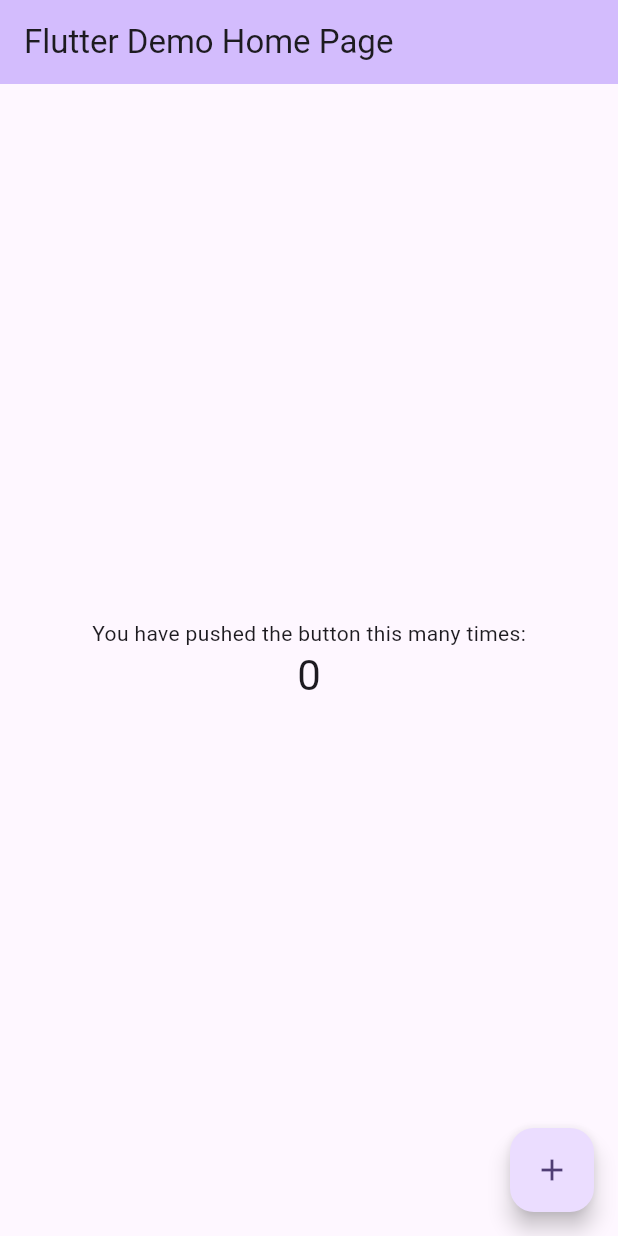
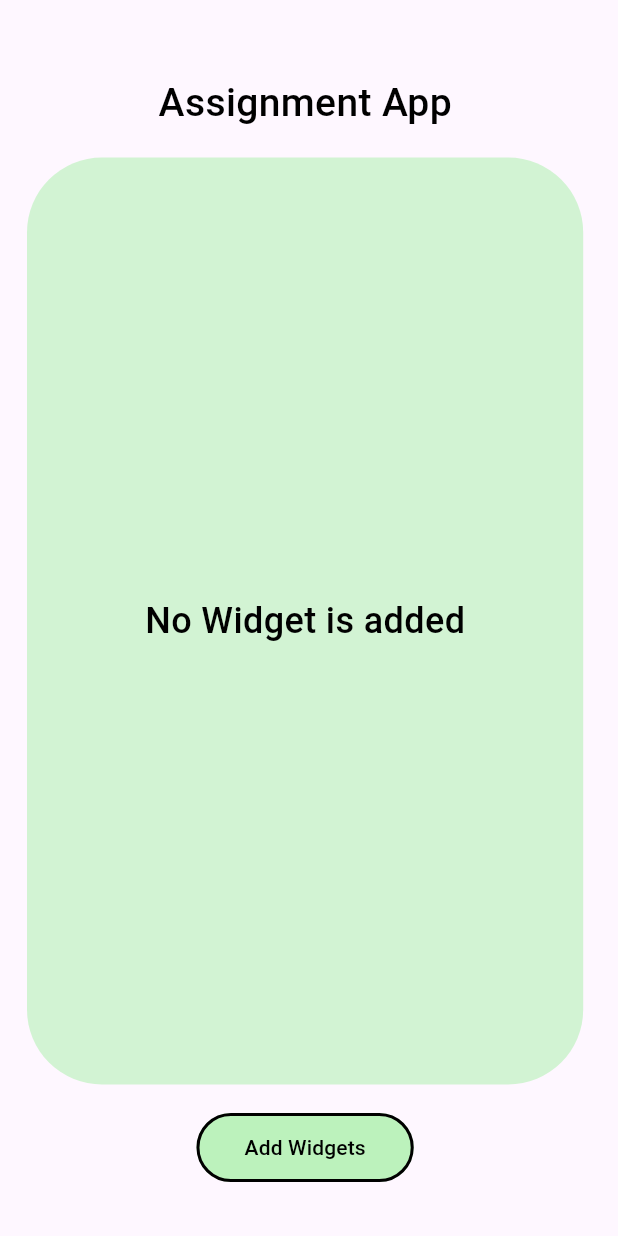
Before and after one commit to Azad99-9/ubixstar, a Flutter app: the screen it shows after launch, on a phone screen of 412 x 824 dp. Run offline on Flutter 3.47's test engine with Material 2 defaults, Android fonts, the phone set to English and light mode, and no system bars; our stand-ins replace firebase_core, firebase_database, firebase_storage, image_picker; accounts and stored records are empty.

Commit message:
assignment completed

```diff
--- a/lib/main.dart
+++ b/lib/main.dart
@@ -1,6 +1,13 @@
 import 'package:flutter/material.dart';
+import 'firebase_options.dart';
+import 'package:firebase_core/firebase_core.dart';
+import 'package:ubixstar/pages/home.dart';
 
-void main() {
+void main() async {
+  WidgetsFlutterBinding.ensureInitialized();
+  await Firebase.initializeApp(
+    options: DefaultFirebaseOptions.currentPlatform,
+  );
   runApp(const MyApp());
 }
 
@@ -11,6 +18,7 @@ class MyApp extends StatelessWidget {
   @override
   Widget build(BuildContext context) {
     return MaterialApp(
+      debugShowCheckedModeBanner: false,
       title: 'Flutter Demo',
       theme: ThemeData(
         // This is the theme of your application.
@@ -31,95 +39,7 @@ class MyApp extends StatelessWidget {
         colorScheme: ColorScheme.fromSeed(seedColor: Colors.deepPurple),
         useMaterial3: true,
       ),
-      home: const MyHomePage(title: 'Flutter Demo Home Page'),
+      home: AssignmentApp()
     );
   }
 }
-
-class MyHomePage extends StatefulWidget {
-  const MyHomePage({super.key, required this.title});
-
-  // This widget is the home page of your application. It is stateful, meaning
-  // that it has a State object (defined below) that contains fields that affect
-  // how it looks.
-
-  // This class is the configuration for the state. It holds the values (in this
-  // case the title) provided by the parent (in this case the App widget) and
-  // used by the build method of the State. Fields in a Widget subclass are
-  // always marked "final".
-
-  final String title;
-
-  @override
-  State<MyHomePage> createState() => _MyHomePageState();
-}
-
-class _MyHomePageState extends State<MyHomePage> {
-  int _counter = 0;
-
-  void _incrementCounter() {
-    setState(() {
-      // This call to setState tells the Flutter framework that something has
-      // changed in this State, which causes it to rerun the build method below
-      // so that the display can reflect the updated values. If we changed
-      // _counter without calling setState(), then the build method would not be
-      // called again, and so nothing would appear to happen.
-      _counter++;
-    });
-  }
-
-  @override
-  Widget build(BuildContext context) {
-    // This method is rerun every time setState is called, for instance as done
-    // by the _incrementCounter method above.
-    //
-    // The Flutter framework has been optimized to make rerunning build methods
-    // fast, so that you can just rebuild anything that needs updating rather
-    // than having to individually change instances of widgets.
-    return Scaffold(
-      appBar: AppBar(
-        // TRY THIS: Try changing the color here to a specific color (to
-        // Colors.amber, perhaps?) and trigger a hot reload to see the AppBar
-        // change color while the other colors stay the same.
-        backgroundColor: Theme.of(context).colorScheme.inversePrimary,
-        // Here we take the value from the MyHomePage object that was created by
-        // the App.build method, and use it to set our appbar title.
-        title: Text(widget.title),
-      ),
-      body: Center(
-        // Center is a layout widget. It takes a single child and positions it
-        // in the middle of the parent.
-        child: Column(
-          // Column is also a layout widget. It takes a list of children and
-          // arranges them vertically. By default, it sizes itself to fit its
-          // children horizontally, and tries to be as tall as its parent.
-          //
-          // Column has various properties to control how it sizes itself and
-          // how it positions its children. Here we use mainAxisAlignment to
-          // center the children vertically; the main axis here is the vertical
-          // axis because Columns are vertical (the cross axis would be
-          // horizontal).
-          //
-          // TRY THIS: Invoke "debug painting" (choose the "Toggle Debug Paint"
-          // action in the IDE, or press "p" in the console), to see the
-          // wireframe for each widget.
-          mainAxisAlignment: MainAxisAlignment.center,
-          children: <Widget>[
-            const Text(
-              'You have pushed the button this many times:',
-            ),
-            Text(
-              '$_counter',
-              style: Theme.of(context).textTheme.headlineMedium,
-            ),
-          ],
-        ),
-      ),
-      floatingActionButton: FloatingActionButton(
-        onPressed: _incrementCounter,
-        tooltip: 'Increment',
-        child: const Icon(Icons.add),
-      ), // This trailing comma makes auto-formatting nicer for build methods.
-    );
-  }
-}
--- /dev/null
+++ b/lib/pages/home.dart
@@ -0,0 +1,234 @@
+import 'dart:io';
+
+import 'package:firebase_core/firebase_core.dart';
+import 'package:firebase_database/firebase_database.dart';
+import 'package:flutter/material.dart';
+import 'package:ubixstar/pages/widget_selection_page.dart';
+import 'package:image_picker/image_picker.dart';
+import 'package:ubixstar/services/image_wiget_services.dart';
+import 'package:ubixstar/services/text_widget_services.dart';
+
+class AssignmentApp extends StatefulWidget {
+  const AssignmentApp({super.key});
+
+  @override
+  State<AssignmentApp> createState() => _AssignmentAppState();
+}
+
+class _AssignmentAppState extends State<AssignmentApp> {
+  List<int> selectedWidgets = [];
+  TextEditingController textWidgetController = TextEditingController();
+  XFile? selectedImage = null;
+  final databaseReference = FirebaseDatabase.instance.ref();
+
+  // Replace "textData" with the key you want to use and "yourText" with the actual text data.
+  Future<bool> storeTextData(txt) async {
+    print("hello");
+    await databaseReference.child("textData").set(txt);
+    return true;
+  }
+
+  // Future<void> uploadImage() async {
+  //   await ;
+  // }
+
+  @override
+  Widget build(BuildContext context) {
+    return Scaffold(
+        body: Container(
+            // width: MediaQuery.of(context).size.width*0.9,
+            padding: EdgeInsets.only(top: 50),
+            child: SingleChildScrollView(
+              child: Column(
+                crossAxisAlignment: CrossAxisAlignment.center,
+                children: [
+                  Text(
+                    'Assignment App',
+                    style: TextStyle(
+                        color: Colors.black,
+                        fontSize: 26,
+                        fontWeight: FontWeight.w500),
+                  ),
+                  Padding(
+                    padding: const EdgeInsets.all(18.0),
+                    child: Container(
+                        height: MediaQuery.of(context).size.height * 0.75,
+                        width: MediaQuery.of(context).size.width * 0.9,
+                        decoration: BoxDecoration(
+                          color: Color(0xFF90EE90).withOpacity(0.4),
+                          borderRadius: BorderRadius.circular(50),
+                        ),
+                        child: selectedWidgets.length == 0
+                            ? Center(
+                                child: Text(
+                                'No Widget is added',
+                                style: TextStyle(
+                                    color: Colors.black,
+                                    fontSize: 24,
+                                    fontWeight: FontWeight.w500),
+                              ))
+                            : Padding(
+                                padding:
+                                    EdgeInsets.fromLTRB(40.0, 120, 40, 120),
+                                child: Container(
+                                  height:
+                                      MediaQuery.of(context).size.height * 0.4,
+                                  child: Column(
+                                    mainAxisAlignment:
+                                        MainAxisAlignment.spaceBetween,
+                                    children: [
+                                      if (selectedWidgets.contains(0))
+                                        Container(
+                                          decoration: BoxDecoration(
+                                            color: Color(0xFFADADAD)
+                                                .withOpacity(0.5),
+                                          ),
+                                          child: TextField(
+                                            controller: textWidgetController,
+                                            decoration: InputDecoration(
+                                                contentPadding:
+                                                    EdgeInsets.only(left: 10),
+                                                border: InputBorder.none,
+                                                hintText: "Enter Text",
+                                                hintStyle: TextStyle(
+                                                    color: Colors.black,
+                                                    fontSize: 16,
+                                                    fontWeight:
+                                                        FontWeight.w500)),
+                                          ),
+                                        ),
+                                      if (selectedWidgets.contains(1))
+                                        InkWell(
+                                          child: Container(
+                                            decoration: BoxDecoration(
+                                              color: Color(0xFFADADAD)
+                                                  .withOpacity(0.5),
+                                              image: selectedImage != null
+                                                  ? DecorationImage(
+                                                      image: FileImage(File(
+                                                          selectedImage!.path)),
+                                                      fit: BoxFit.cover)
+                                                  : null,
+                                            ),
+                                            height: MediaQuery.of(context)
+                                                    .size
+                                                    .height *
+                                                0.25,
+                                            child: Center(
+                                                child: selectedImage == null
+                                                    ? Text('Upload Image',
+                                                        style: TextStyle(
+                                                            color: Colors.black,
+                                                            fontSize: 16,
+                                                            fontWeight:
+                                                                FontWeight
+                                                                    .w500))
+                                                    : Container()),
+                                          ),
+                                          onTap: () async {
+                                            final picker = ImagePicker();
+                                            final pickedFile =
+                                                await picker.pickImage(
+                                                    source:
+                                                        ImageSource.gallery);
+                                            setState(() {
+                                              selectedImage = pickedFile;
+                                            });
+                                          },
+                                        ),
+                                      if (selectedWidgets.contains(2))
+                                        TextButton(
+                                          style: ButtonStyle(
+                                              shape: MaterialStateProperty.all(
+                                                  BeveledRectangleBorder()),
+                                              side: MaterialStateProperty.all(
+                                                  BorderSide(
+                                                color: Colors
+                                                    .black, // Border color
+                                                width: 1, // Border width
+                                              )),
+                                              backgroundColor:
+                                                  MaterialStateColor
+                                                      .resolveWith(
+                                                (states) => Color(0xFF90EE90)
+                                                    .withOpacity(0.6),
+                                              ),
+                                              foregroundColor:
+                                                  MaterialStateColor
+                                                      .resolveWith((states) =>
+                                                          Colors.black)),
+                                          child: Text('Save'),
+                                          onPressed: () async {
+                                            String textFieldText =
+                                                textWidgetController.text;
+                                            bool imageUploaded = false;
+                                            bool textUploaded = false;
+
+                                            if (!selectedWidgets.contains(0) &&
+                                                !selectedWidgets.contains(1))
+                                              ScaffoldMessenger.of(context)
+                                                  .showSnackBar(SnackBar(
+                                                      content: Container(
+                                                color: Colors.black,
+                                                child: Text(
+                                                    'Please select atleast 1 widget'),
+                                              )));
+                                            else {
+                                              if (selectedImage != null) {
+                                                ImageWidgetServices.uploadImage(selectedImage).then((done) {
+                                                  if (done) ScaffoldMessenger.of(context)
+                                                    .showSnackBar(SnackBar(
+                                                        content: Text(
+                                                            'Image Successfully Saved')));
+                                                });
+                                              }
+                                              databaseReference.child("textData").set("yourText").then((done) {
+                                                ScaffoldMessenger.of(context)
+                                                    .showSnackBar(SnackBar(
+                                                        content: Text(
+                                                            'text Successfully Saved')));
+                                              });
+                                            }
+                                          },
+                                        )
+                                    ],
+                                  ),
+                                ),
+                              )),
+                  ),
+                  TextButton(
+                      style: ButtonStyle(
+                        side: MaterialStateProperty.all(BorderSide(
+                          color: Colors.black, // Border color
+                          width: 2.0, // Border width
+                        )),
+                        backgroundColor: MaterialStateColor.resolveWith(
+                          (states) => Color(0xFF90EE90).withOpacity(0.6),
+                        ),
+                        foregroundColor: MaterialStateColor.resolveWith(
+                            (states) => Colors.black),
+                      ),
+                      child: Padding(
+                        padding: const EdgeInsets.symmetric(
+                            vertical: 5, horizontal: 20),
+                        child: Text('Add Widgets'),
+                      ),
+                      onPressed: () async {
+                        List<int> widgets = await Navigator.push(
+                            context,
+                            MaterialPageRoute(
+                                builder: (context) => WidgetSelection()));
+                        // print("hi");
+                        // print(widgets);
+                        setState(() {
+                          selectedWidgets = widgets;
+                          print(selectedWidgets);
+                          print("hi");
+                        });
+                      })
+                ],
+              ),
+              scrollDirection: Axis.vertical,
+            )));
+  }
+}
--- a/pubspec.yaml
+++ b/pubspec.yaml
@@ -35,6 +35,11 @@ dependencies:
   # The following adds the Cupertino Icons font to your application.
   # Use with the CupertinoIcons class for iOS style icons.
   cupertino_icons: ^1.0.2
+  firebase_core: ^2.17.0
+  firebase_storage: ^11.2.8
+  cloud_firestore: ^4.9.3
+  image_picker: ^1.0.4
+  firebase_database: ^10.2.7
 
 dev_dependencies:
   flutter_test:
```
Also changed, not shown: lib/pages/widget_selection_page.dart (added, +113 -0 lines), lib/services/image_wiget_services.dart (added, +28 -0 lines), lib/services/text_widget_services.dart (added, +82 -0 lines), lib/firebase_options.dart (added), pubspec.lock, 12 other files.
